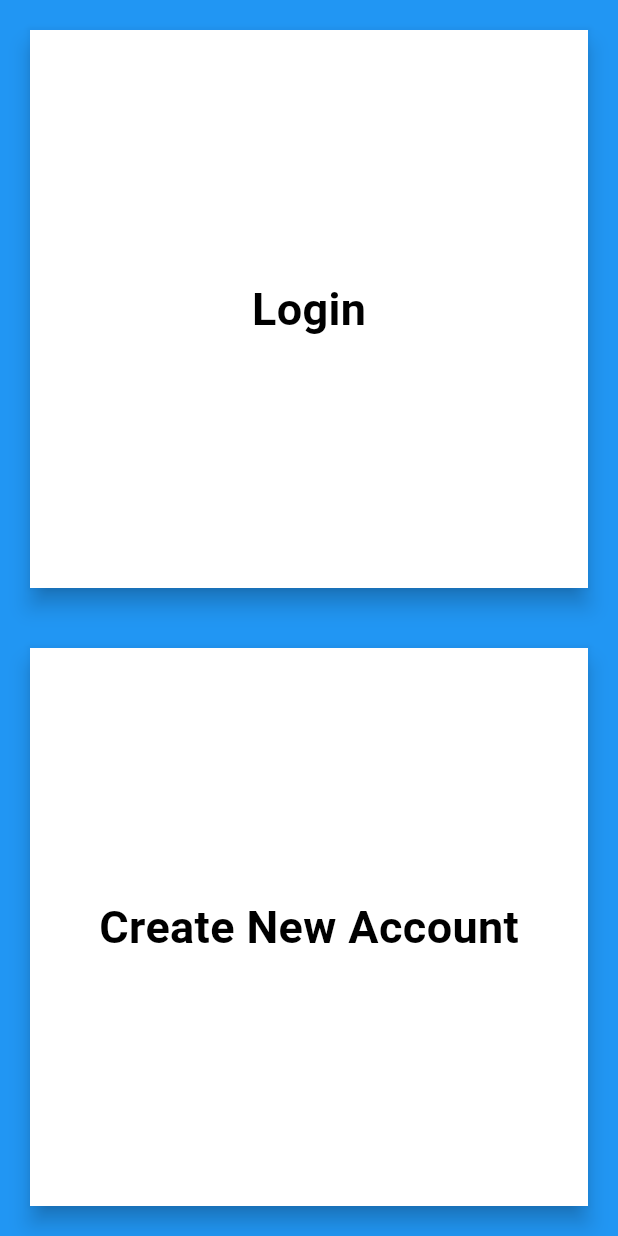
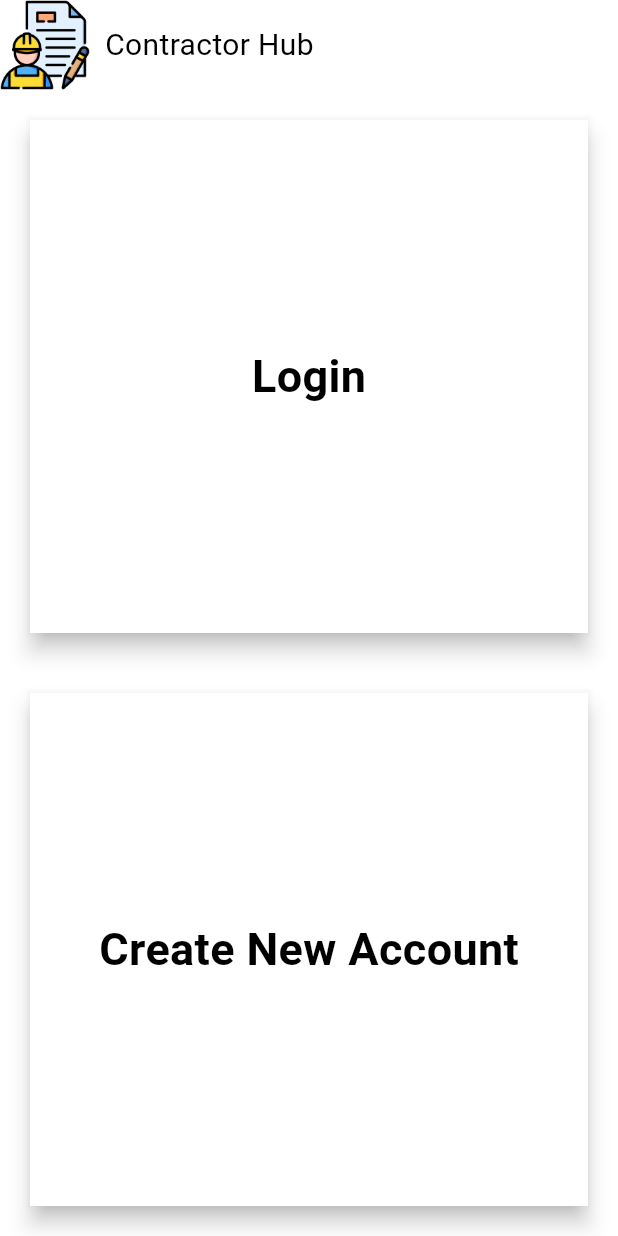
Before and after one commit to johnvanandel7-droid/contractor_hub, a Flutter app: the screen it shows after launch, on a phone screen of 412 x 824 dp. Run offline on Flutter 3.47's test engine with Material 3 defaults, Android fonts, the phone set to English and light mode, and no system bars.

Commit message:
initial changes

```diff
--- a/lib/main.dart
+++ b/lib/main.dart
@@ -24,7 +24,7 @@ void main() {
       ),
       initialRoute: '/loginOrCreateAccount',
       routes: {
-        '/loginOrCreateAccount': (context) => LoginOrCreateAccount(),
+        '/loginOrCreateAccount': (context) => WelcomeScreen(),
         '/loginPage': (context) => LoginPage(),
         '/homePage': (context) => HomePage(),
         '/clockInOut': (context) => ClockInOut(),
--- a/lib/welcome screen.dart
+++ b/lib/welcome screen.dart
@@ -1,17 +1,67 @@
 import 'package:contractor_hub/reusable_button.dart';
 import 'package:flutter/material.dart';
 
-class LoginOrCreateAccount extends StatelessWidget {
-  const LoginOrCreateAccount({super.key});
+class WelcomeScreen extends StatefulWidget {
+  const WelcomeScreen({super.key});
+
+  @override
+  State<WelcomeScreen> createState() => _WelcomeScreenState();
+}
+
+class _WelcomeScreenState extends State<WelcomeScreen>
+    with SingleTickerProviderStateMixin {
+  AnimationController? controller;
+  Animation? animation;
+
+  @override
+  void initState() {
+    super.initState();
+
+    controller = AnimationController(
+      duration: Duration(seconds: 2),
+      vsync: this,
+    );
+
+    animation = ColorTween(
+      begin: Colors.blueGrey,
+      end: Colors.white,
+    ).animate(controller!);
+
+    controller?.forward();
+
+    controller?.addListener(() {
+      setState(() {});
+    });
+  }
+
+  @override
+  void dispose() {
+    controller!.dispose();
+    super.dispose();
+  }
 
   @override
   Widget build(BuildContext context) {
     return Scaffold(
+      backgroundColor: animation!.value,
       body: SafeArea(
         child: Column(
           mainAxisAlignment: MainAxisAlignment.center,
           crossAxisAlignment: CrossAxisAlignment.stretch,
           children: [
+            Row(
+              children: [
+                Hero(
+                  tag: 'contractor',
+                  child: SizedBox(
+                    height: 60,
+                    child: Image.asset('images/contractor.png'),
+                  ),
+                ),
+                SizedBox(width: 10),
+                Text('Contractor Hub', style: TextStyle(fontSize: 20)),
+              ],
+            ),
             Expanded(
               child: ReusableButton(
                 buttonText: 'Login',
@@ -25,16 +75,17 @@ class LoginOrCreateAccount extends StatelessWidget {
             Expanded(
               child: ReusableButton(
                 buttonText: 'Create New Account',
-                onPress: () => Navigator.pushNamed(context, '/createNewAccount'),
+                onPress: () =>
+                    Navigator.pushNamed(context, '/createNewAccount'),
                 buttonHeight: 30,
                 buttonWidth: double.infinity,
                 buttonColor: Colors.white,
                 buttonPadding: 20,
               ),
-            )
+            ),
           ],
         ),
-      )
+      ),
     );
   }
 }
--- a/pubspec.yaml
+++ b/pubspec.yaml
@@ -22,8 +22,11 @@ dependencies:
 dev_dependencies:
   flutter_test:
     sdk: flutter
-  flutter_lints: ^6.0.
+  flutter_lints: ^6.0.0
 
 
 flutter:
   uses-material-design: true
+
+  assets:
+    - images/
```
Also changed, not shown: images/contractor.png (added), pubspec.lock, 3 other files.
